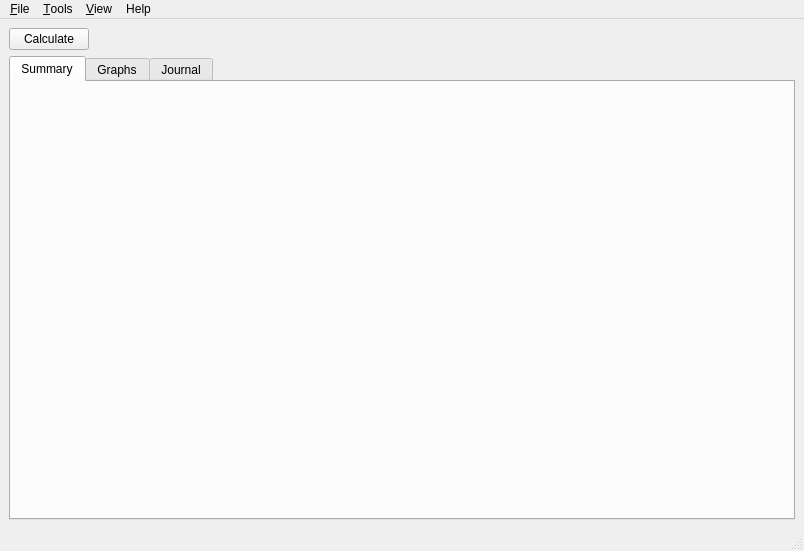
First picture: the form in src/ui/calculatorMainView.ui, repository akushyn/QtStatisticCalculator, before the edit.
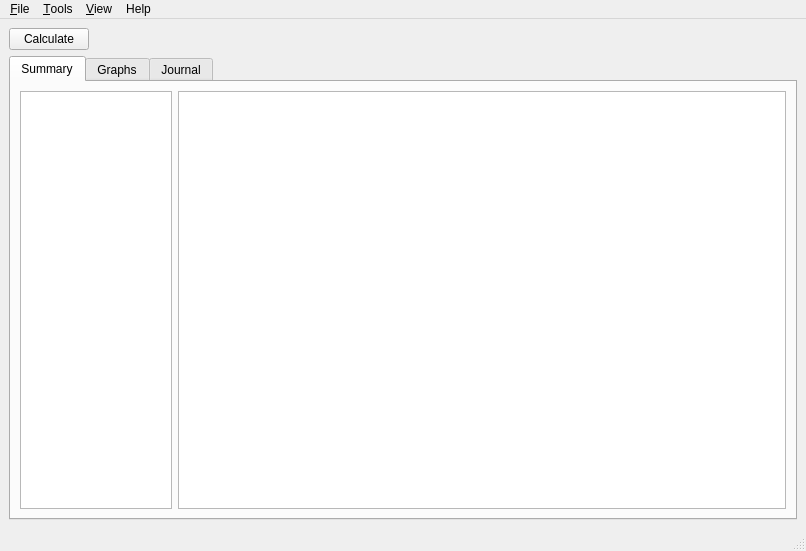
Second picture: the form after the edit. Icons and pictures are not drawn. Custom widgets are drawn as their Qt base class.

```diff
--- a/src/ui/calculatorMainView.ui
+++ b/src/ui/calculatorMainView.ui
@@ -6,7 +6,7 @@
    <rect>
     <x>0</x>
     <y>0</y>
-    <width>804</width>
+    <width>806</width>
     <height>551</height>
    </rect>
   </property>
@@ -47,6 +47,18 @@
        <attribute name="title">
         <string>Summary</string>
        </attribute>
+       <layout class="QVBoxLayout" name="verticalLayout_4">
+        <item>
+         <layout class="QHBoxLayout" name="horizontalLayout" stretch="1,4">
+          <item>
+           <widget class="QListView" name="listViewInstruments"/>
+          </item>
+          <item>
+           <widget class="QTableView" name="tableViewOHLC"/>
+          </item>
+         </layout>
+        </item>
+       </layout>
       </widget>
       <widget class="QWidget" name="tabGraphs">
        <attribute name="title">
@@ -145,7 +157,7 @@
     <rect>
      <x>0</x>
      <y>0</y>
-     <width>804</width>
+     <width>806</width>
      <height>21</height>
     </rect>
    </property>
@@ -318,6 +330,13 @@
    </property>
   </action>
  </widget>
+ <customwidgets>
+  <customwidget>
+   <class>PlotWidget</class>
+   <extends>QGraphicsView</extends>
+   <header>pyqtgraph</header>
+  </customwidget>
+ </customwidgets>
  <tabstops>
   <tabstop>btnCalculate</tabstop>
   <tabstop>notebook</tabstop>
```
Left out of the diff: 25 changed lines with no effect on the pictures.
